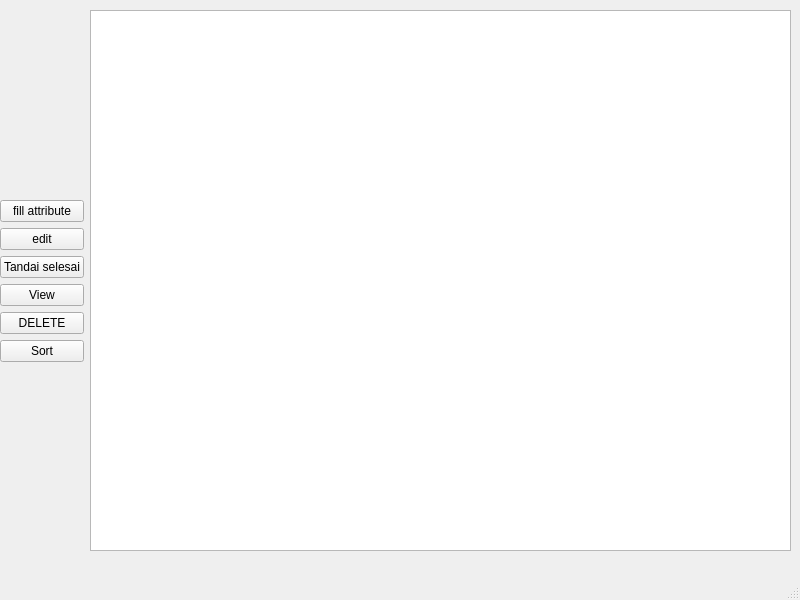
This is UItest.ui in ASCENDINGHeat/PBOProject as Qt 5 draws it before an edit. The edited form follows.
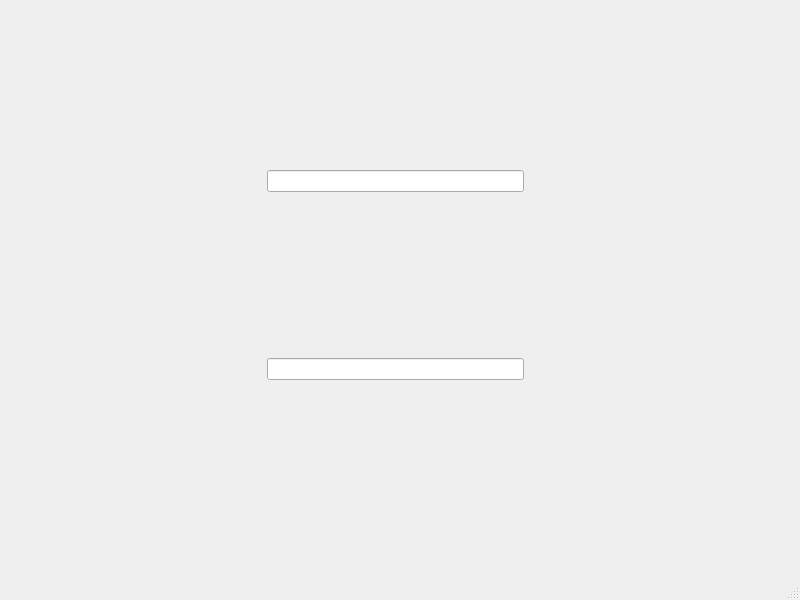
This is the edited form. Icons and pictures are not drawn.

```diff
--- a/UItest.ui
+++ b/UItest.ui
@@ -24,7 +24,7 @@
      </rect>
     </property>
     <property name="currentIndex">
-     <number>1</number>
+     <number>5</number>
     </property>
     <widget class="QWidget" name="page_4">
      <widget class="QWidget" name="verticalLayoutWidget">
@@ -289,6 +289,52 @@
       </property>
      </widget>
     </widget>
+    <widget class="QWidget" name="page_6">
+     <widget class="QWidget" name="gridLayoutWidget_2">
+      <property name="geometry">
+       <rect>
+        <x>10</x>
+        <y>10</y>
+        <width>771</width>
+        <height>531</height>
+       </rect>
+      </property>
+      <layout class="QGridLayout" name="gridLayout_4">
+       <item row="0" column="1">
+        <widget class="QLineEdit" name="lineEdit_3"/>
+       </item>
+       <item row="0" column="0">
+        <spacer name="horizontalSpacer_2">
+         <property name="orientation">
+          <enum>Qt::Horizontal</enum>
+         </property>
+         <property name="sizeHint" stdset="0">
+          <size>
+           <width>40</width>
+           <height>20</height>
+          </size>
+         </property>
+        </spacer>
+       </item>
+       <item row="0" column="2">
+        <spacer name="horizontalSpacer">
+         <property name="orientation">
+          <enum>Qt::Horizontal</enum>
+         </property>
+         <property name="sizeHint" stdset="0">
+          <size>
+           <width>40</width>
+           <height>20</height>
+          </size>
+         </property>
+        </spacer>
+       </item>
+       <item row="1" column="1">
+        <widget class="QLineEdit" name="lineEdit_4"/>
+       </item>
+      </layout>
+     </widget>
+    </widget>
    </widget>
   </widget>
   <widget class="QMenuBar" name="menubar">
```
